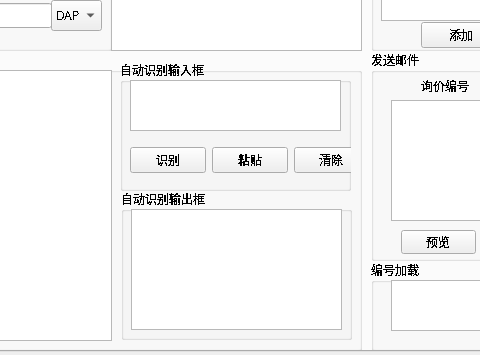
Qt form Ui/untitled.ui (jerryliang122-vast/working-CIF-service) before a commit; both pictures show x 241 to 721 and y 149 to 504 of the 900 by 504 pixel window.
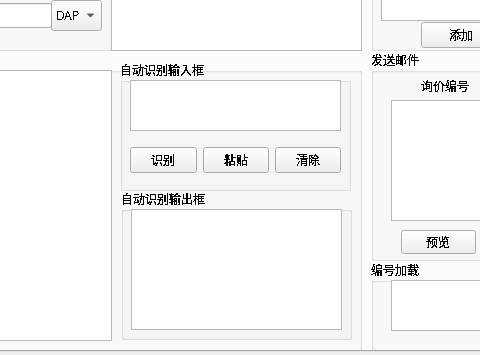
The same form after that commit.

Commit message: 修复了Ui_untitled.py和untitled.ui中尺寸错误的问题，将宽度从239修改为211。

What changed in the file:
```diff
--- a/Ui/untitled.ui
+++ b/Ui/untitled.ui
@@ -685,7 +685,7 @@
         <rect>
          <x>10</x>
          <y>80</y>
-         <width>239</width>
+         <width>211</width>
          <height>41</height>
         </rect>
        </property>
```
The commit also changes 1 other file.
